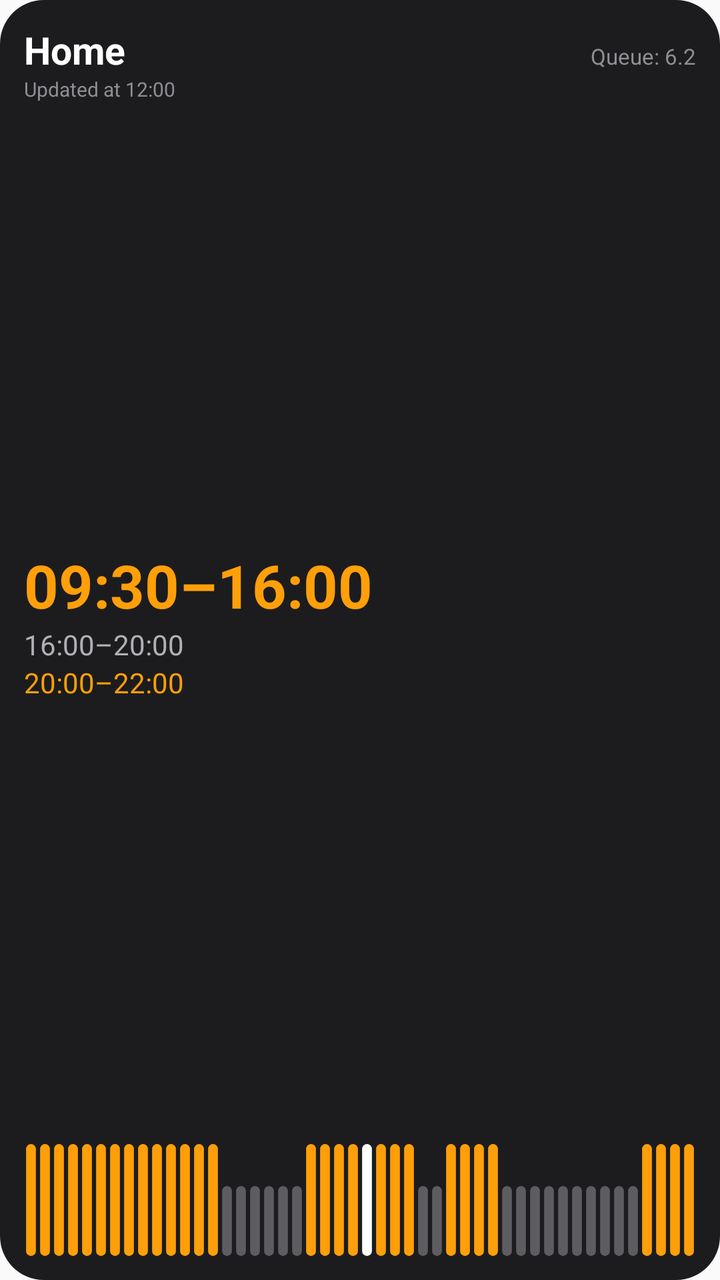
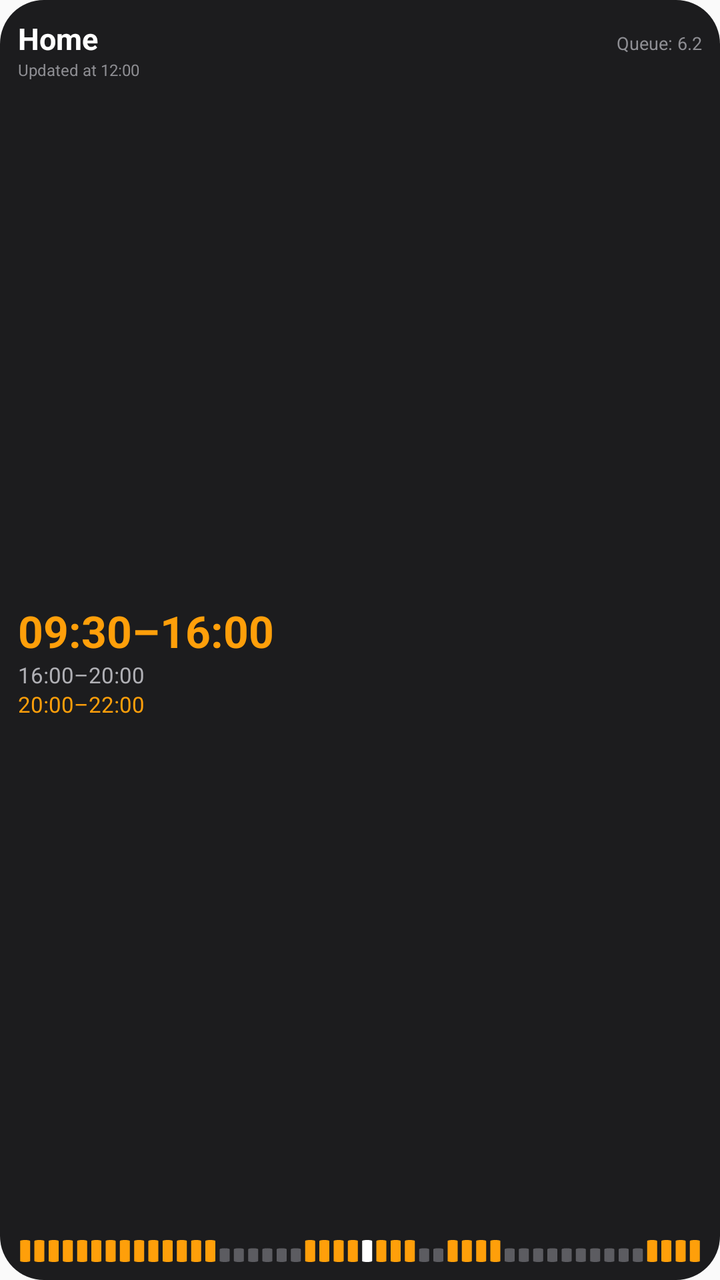

Screens rendered from an Android XML layout before and after an edit, with the pre-edit source and the edit as a unified diff.
<!-- AndroidManifest.xml: application theme Theme.App -->
<!-- res/layout/widget_preview_4x2.xml -->
<?xml version="1.0" encoding="utf-8"?>
<LinearLayout xmlns:android="http://schemas.android.com/apk/res/android"
    android:layout_width="match_parent"
    android:layout_height="match_parent"
    android:background="@drawable/preview_bg"
    android:orientation="vertical"
    android:padding="12dp">
<LinearLayout android:layout_width="match_parent" android:layout_height="wrap_content" android:orientation="horizontal"><TextView android:layout_width="wrap_content" android:layout_height="wrap_content" android:text="@string/preview_name" android:textColor="#FFFFFFFF" android:textSize="19sp" android:textStyle="bold" android:layout_weight="1" /><TextView android:layout_width="wrap_content" android:layout_height="wrap_content" android:text="@string/preview_group" android:textColor="#FF8E8E93" android:textSize="11sp" /></LinearLayout>
<TextView android:layout_width="wrap_content" android:layout_height="wrap_content" android:text="@string/preview_updated" android:textColor="#FF8E8E93" android:textSize="10sp" />
<View android:layout_width="match_parent" android:layout_height="0dp" android:layout_weight="1" />
<TextView android:layout_width="wrap_content" android:layout_height="wrap_content" android:text="09:30–16:00" android:textColor="#FFFF9F0A" android:textSize="30sp" android:textStyle="bold" />
<TextView android:layout_width="wrap_content" android:layout_height="wrap_content" android:text="16:00–20:00" android:textColor="#FFB0B0B5" android:textSize="14sp" />
<TextView android:layout_width="wrap_content" android:layout_height="wrap_content" android:text="20:00–22:00" android:textColor="#FFFF9F0A" android:textSize="14sp" />
<View android:layout_width="match_parent" android:layout_height="0dp" android:layout_weight="1" />
<ImageView android:layout_width="match_parent" android:layout_height="wrap_content" android:adjustViewBounds="true" android:scaleType="fitXY" android:src="@drawable/preview_pills" />
</LinearLayout>
<!-- resources referenced by this layout -->
<resources>
  <!-- drawable preview_bg (drawable) -->
  <?xml version="1.0" encoding="utf-8"?>
  <shape xmlns:android="http://schemas.android.com/apk/res/android" android:shape="rectangle">
      <solid android:color="#FF1C1C1E" />
      <corners android:radius="22dp" />
  </shape>
  <!-- drawable preview_pills: vector/xml drawable (drawable, 5907 chars, omitted) -->
  <string name="preview_group">Queue: 6.2</string>
  <string name="preview_name">Home</string>
  <string name="preview_updated">Updated at 12:00</string>
  <style name="Theme.App" parent="android:Theme.Material.Light.NoActionBar" />
</resources>

<!-- the commit's change to res/layout/widget_preview_4x2.xml (unified diff, before → after) -->
@@ -4,13 +4,13 @@
     android:layout_height="match_parent"
     android:background="@drawable/preview_bg"
     android:orientation="vertical"
-    android:padding="12dp">
-<LinearLayout android:layout_width="match_parent" android:layout_height="wrap_content" android:orientation="horizontal"><TextView android:layout_width="wrap_content" android:layout_height="wrap_content" android:text="@string/preview_name" android:textColor="#FFFFFFFF" android:textSize="19sp" android:textStyle="bold" android:layout_weight="1" /><TextView android:layout_width="wrap_content" android:layout_height="wrap_content" android:text="@string/preview_group" android:textColor="#FF8E8E93" android:textSize="11sp" /></LinearLayout>
-<TextView android:layout_width="wrap_content" android:layout_height="wrap_content" android:text="@string/preview_updated" android:textColor="#FF8E8E93" android:textSize="10sp" />
-<View android:layout_width="match_parent" android:layout_height="0dp" android:layout_weight="1" />
-<TextView android:layout_width="wrap_content" android:layout_height="wrap_content" android:text="09:30–16:00" android:textColor="#FFFF9F0A" android:textSize="30sp" android:textStyle="bold" />
-<TextView android:layout_width="wrap_content" android:layout_height="wrap_content" android:text="16:00–20:00" android:textColor="#FFB0B0B5" android:textSize="14sp" />
-<TextView android:layout_width="wrap_content" android:layout_height="wrap_content" android:text="20:00–22:00" android:textColor="#FFFF9F0A" android:textSize="14sp" />
-<View android:layout_width="match_parent" android:layout_height="0dp" android:layout_weight="1" />
-<ImageView android:layout_width="match_parent" android:layout_height="wrap_content" android:adjustViewBounds="true" android:scaleType="fitXY" android:src="@drawable/preview_pills" />
+    android:padding="9dp">
+<LinearLayout android:layout_width="match_parent" android:layout_height="wrap_content" android:orientation="horizontal"><TextView android:layout_width="wrap_content" android:layout_height="wrap_content" android:text="@string/preview_name" android:textColor="#FFFFFFFF" android:textSize="15sp" android:singleLine="true" android:textStyle="bold" android:layout_weight="1" /><TextView android:layout_width="wrap_content" android:layout_height="wrap_content" android:text="@string/preview_group" android:textColor="#FF8E8E93" android:textSize="9sp" android:singleLine="true" /></LinearLayout>
+<TextView android:layout_width="wrap_content" android:layout_height="wrap_content" android:text="@string/preview_updated" android:textColor="#FF8E8E93" android:textSize="8sp" android:singleLine="true" />
+<FrameLayout android:layout_width="match_parent" android:layout_height="0dp" android:layout_weight="1" />
+<TextView android:layout_width="wrap_content" android:layout_height="wrap_content" android:text="09:30–16:00" android:textColor="#FFFF9F0A" android:textSize="22sp" android:singleLine="true" android:textStyle="bold" />
+<TextView android:layout_width="wrap_content" android:layout_height="wrap_content" android:text="16:00–20:00" android:textColor="#FFB0B0B5" android:textSize="11sp" android:singleLine="true" />
+<TextView android:layout_width="wrap_content" android:layout_height="wrap_content" android:text="20:00–22:00" android:textColor="#FFFF9F0A" android:textSize="11sp" android:singleLine="true" />
+<FrameLayout android:layout_width="match_parent" android:layout_height="0dp" android:layout_weight="1" />
+<ImageView android:layout_width="match_parent" android:layout_height="11dp" android:scaleType="fitXY" android:src="@drawable/preview_pills" />
 </LinearLayout>
